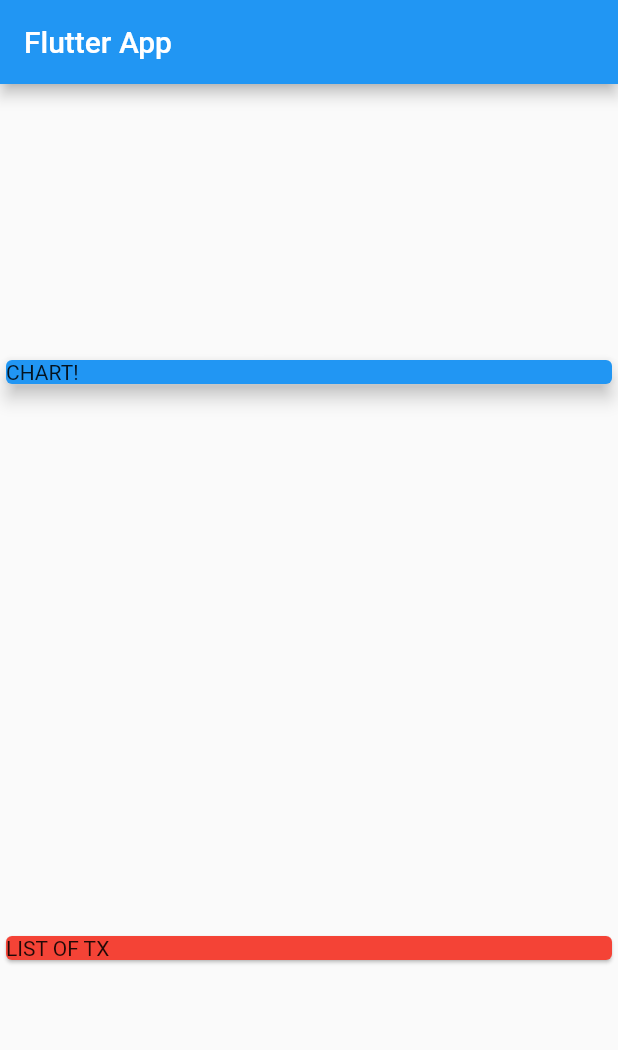
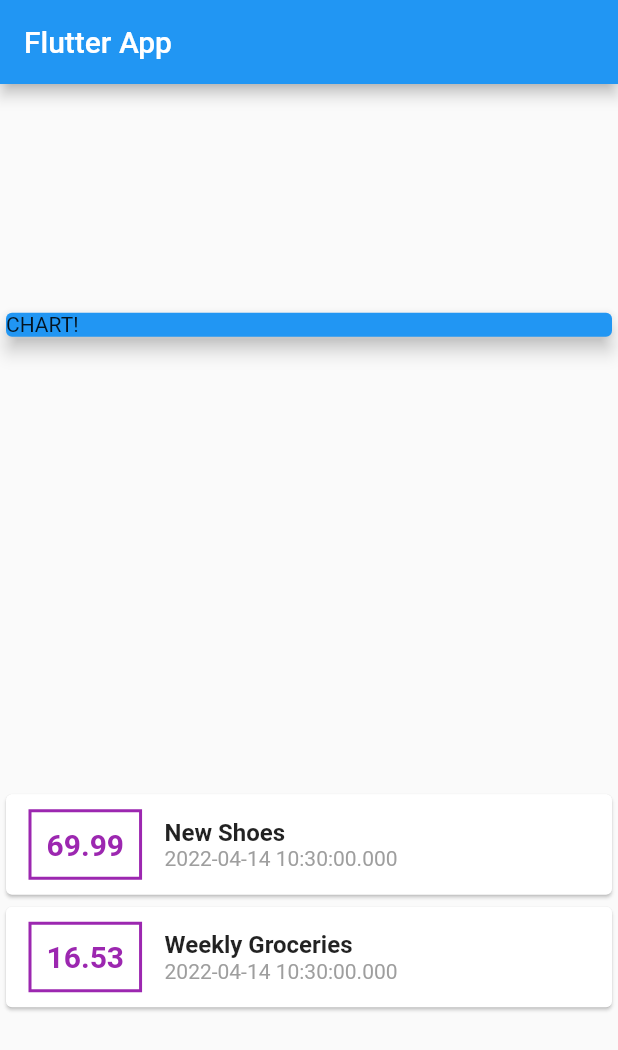
Before and after one commit to shrayan-bhattacharya/Flutter-Projects, a Flutter app: the screen it shows after launch, on a phone screen of 412 x 824 dp. Shown: the top 1050 px of the screen. Run offline on Flutter 3.47's test engine with Material 2 defaults, Android fonts, the phone set to English and light mode, and no system bars.

Commit message:
Added the transaction column

```diff
--- a/expense_planner/lib/main.dart
+++ b/expense_planner/lib/main.dart
@@ -1,4 +1,6 @@
 import 'package:flutter/material.dart';
+
+import './transaction.dart';
 
 void main() => runApp(MyApp());
 
@@ -6,13 +8,28 @@ class MyApp extends StatelessWidget {
   @override
   Widget build(BuildContext context) {
     return MaterialApp(
-      title: 'Expense Planner',
+      title: 'Flutter App',
       home: MyHomePage(),
     );
   }
 }
 
 class MyHomePage extends StatelessWidget {
+  final List<Transaction> transactions = [
+    Transaction(
+      id: 't1',
+      title: 'New Shoes',
+      amount: 69.99,
+      date: DateTime.now(),
+    ),
+    Transaction(
+      id: 't2',
+      title: 'Weekly Groceries',
+      amount: 16.53,
+      date: DateTime.now(),
+    ),
+  ];
+
   @override
   Widget build(BuildContext context) {
     return Scaffold(
@@ -31,9 +48,54 @@ class MyHomePage extends StatelessWidget {
               elevation: 5,
             ),
           ),
-          Card(
-            color: Colors.red,
-            child: Text('LIST OF TX'),
+          Column(
+            children: transactions.map((tx) {
+              return Card(
+                child: Row(
+                  children: <Widget>[
+                    Container(
+                      margin: EdgeInsets.symmetric(
+                        vertical: 10,
+                        horizontal: 15,
+                      ),
+                      decoration: BoxDecoration(
+                        border: Border.all(
+                          color: Colors.purple,
+                          width: 2,
+                        ),
+                      ),
+                      padding: EdgeInsets.all(10),
+                      child: Text(
+                        tx.amount.toString(),
+                        style: TextStyle(
+                          fontWeight: FontWeight.bold,
+                          fontSize: 20,
+                          color: Colors.purple,
+                        ),
+                      ),
+                    ),
+                    Column(
+                      crossAxisAlignment: CrossAxisAlignment.start,
+                      children: <Widget>[
+                        Text(
+                          tx.title,
+                          style: TextStyle(
+                            fontSize: 16,
+                            fontWeight: FontWeight.bold,
+                          ),
+                        ),
+                        Text(
+                          tx.date.toString(),
+                          style: TextStyle(
+                            color: Colors.grey,
+                          ),
+                        ),
+                      ],
+                    ),
+                  ],
+                ),
+              );
+            }).toList(),
           ),
         ],
       ),
--- /dev/null
+++ b/expense_planner/lib/transaction.dart
@@ -0,0 +1,15 @@
+import 'package:flutter/foundation.dart';
+
+class Transaction {
+  final String id;
+  final String title;
+  final double amount;
+  final DateTime date;
+
+  Transaction({
+    @required this.id,
+    @required this.title,
+    @required this.amount,
+    @required this.date,
+  });
+}
```
